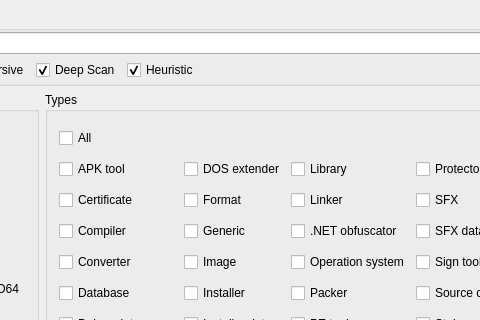
Above: gui_source/guimainwindow.ui from horsicq/NFD-sort before the change; both pictures show x 172 to 652 and y 0 to 320 of the 1129 by 646 pixel window. Below: the same form after it.
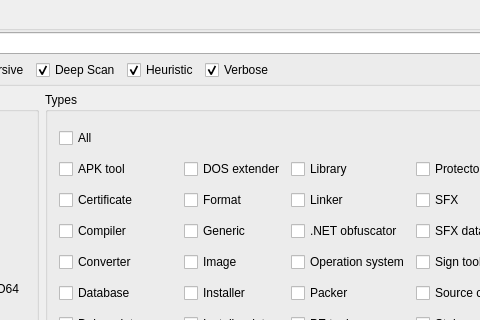
That is the form after the change.

The edit to the form file:
```diff
--- a/gui_source/guimainwindow.ui
+++ b/gui_source/guimainwindow.ui
@@ -83,6 +83,16 @@
              </property>
             </widget>
            </item>
+           <item>
+            <widget class="QCheckBox" name="checkBoxVerbose">
+             <property name="text">
+              <string>Verbose</string>
+             </property>
+             <property name="checked">
+              <bool>true</bool>
+             </property>
+            </widget>
+           </item>
            <item>
             <spacer name="horizontalSpacer">
              <property name="orientation">
```
